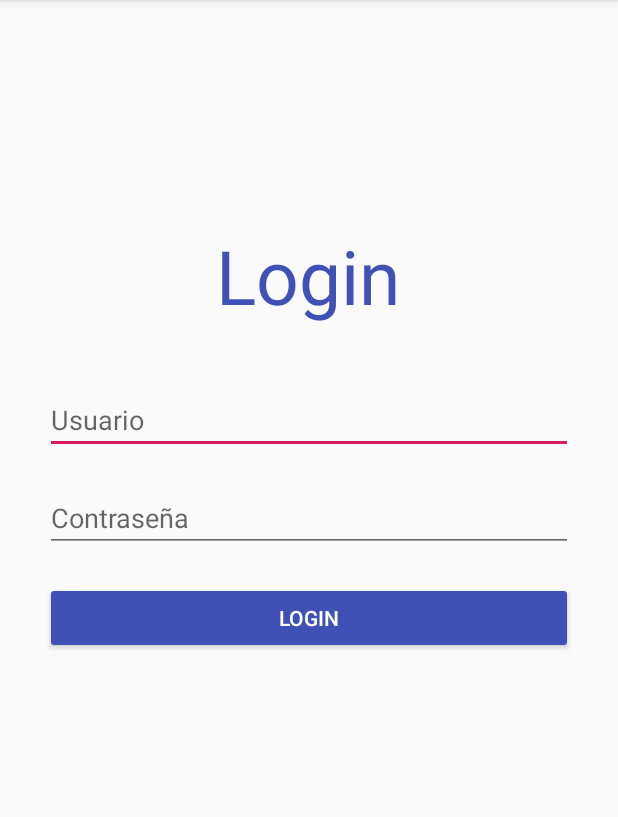
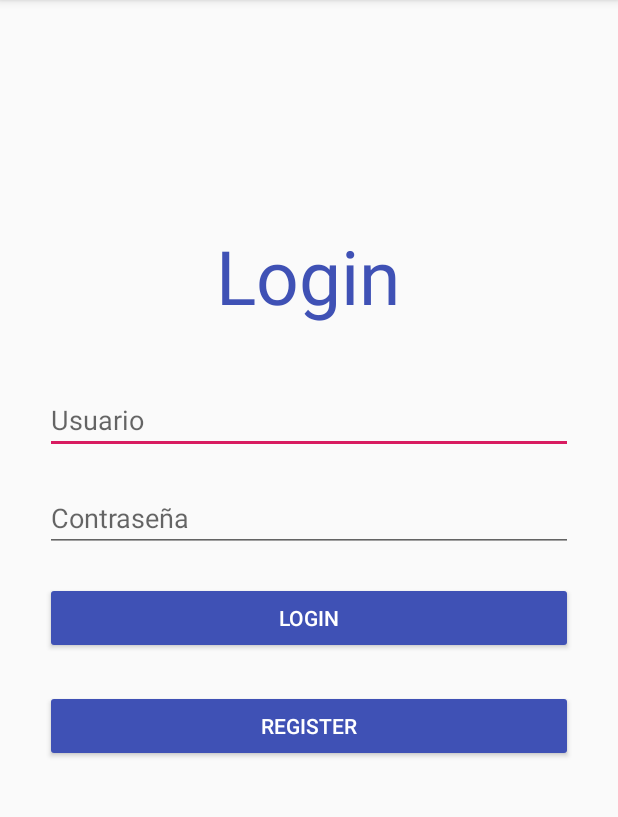
Before and after one commit to un-sei2019i-labs-tma/bank, an Android app: the MainActivity screen opened directly, with no data from a screen before it, on a phone screen of 412 x 824 dp, the part 84-901 px from its top. Run offline under Robolectric (Android 15) with nearby library versions, the phone set to English and light mode, and no system bars.

Commit message:
Register Button

```diff
--- a/mobile_app/BankApp/app/src/main/res/layout/activity_main.xml
+++ b/mobile_app/BankApp/app/src/main/res/layout/activity_main.xml
@@ -5,6 +5,8 @@
     android:layout_width="match_parent"
     android:layout_height="match_parent"
     tools:context=".MainActivity">
+
+
 
     <EditText
         android:id="@+id/edituser"
@@ -71,4 +73,21 @@
         app:layout_constraintStart_toStartOf="parent"
         app:layout_constraintTop_toBottomOf="@+id/editpassword" />
 
+    <Button
+        android:id="@+id/buttonRegister"
+        android:layout_width="match_parent"
+        android:layout_height="wrap_content"
+        android:layout_marginStart="30dp"
+        android:layout_marginTop="92dp"
+        android:layout_marginEnd="30dp"
+        android:backgroundTint="#3F51B5"
+        android:onClick="logIn"
+        android:text="@string/Register"
+        android:textColor="#FFFFFF"
+        android:textColorHighlight="#FFFEFE"
+        app:layout_constraintEnd_toEndOf="parent"
+        app:layout_constraintHorizontal_bias="0.0"
+        app:layout_constraintStart_toStartOf="parent"
+        app:layout_constraintTop_toBottomOf="@+id/editpassword" />
+
 </android.support.constraint.ConstraintLayout>
--- a/mobile_app/BankApp/app/src/main/res/values/strings.xml
+++ b/mobile_app/BankApp/app/src/main/res/values/strings.xml
@@ -4,4 +4,5 @@
     <string name="homepage">Login</string>
     <string name="User">Usuario</string>
     <string name="Login">login</string>
+    <string name="Register">Register</string>
 </resources>
```
